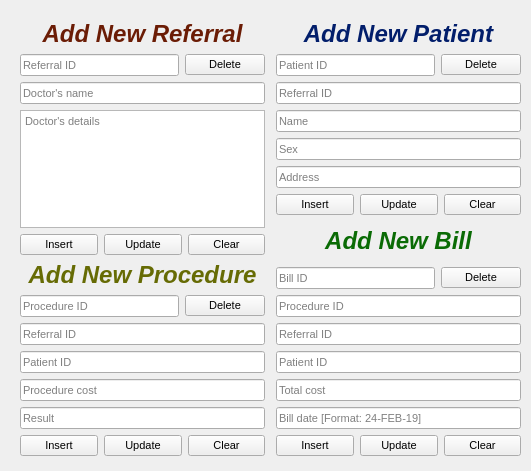
Old version of the form src/ui/MainWindow.ui in the repository Rizwan-Hasan/Hospital-Database-Management-System-Design.
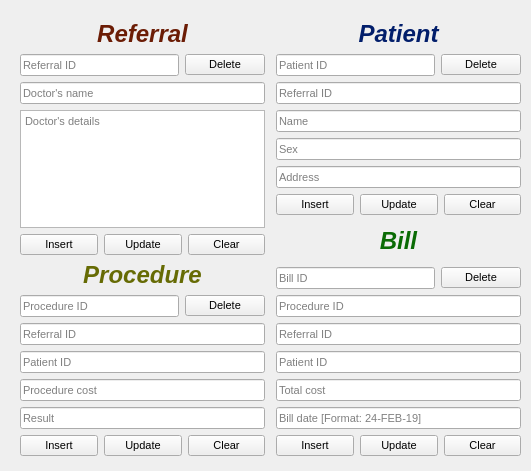
New version of the form. Icons and pictures are not drawn.

Patch:
```diff
--- a/src/ui/MainWindow.ui
+++ b/src/ui/MainWindow.ui
@@ -82,7 +82,7 @@
       <item>
        <widget class="QLabel" name="Patient_Table_2">
         <property name="text">
-         <string>&lt;html&gt;&lt;head/&gt;&lt;body&gt;&lt;p align=&quot;center&quot;&gt;&lt;span style=&quot; font-family:'Segoe UI'; font-size:18pt; font-weight:600; font-style:italic; color:#021e6b;&quot;&gt;Add New Patient&lt;/span&gt;&lt;/p&gt;&lt;/body&gt;&lt;/html&gt;</string>
+         <string>&lt;html&gt;&lt;head/&gt;&lt;body&gt;&lt;p align=&quot;center&quot;&gt;&lt;span style=&quot; font-family:'Segoe UI'; font-size:18pt; font-weight:600; font-style:italic; color:#021e6b;&quot;&gt;Patient&lt;/span&gt;&lt;/p&gt;&lt;/body&gt;&lt;/html&gt;</string>
         </property>
        </widget>
       </item>
@@ -186,7 +186,7 @@
       <item>
        <widget class="QLabel" name="Procedure_Label">
         <property name="text">
-         <string>&lt;html&gt;&lt;head/&gt;&lt;body&gt;&lt;p align=&quot;center&quot;&gt;&lt;span style=&quot; font-family:'Segoe UI'; font-size:18pt; font-weight:600; font-style:italic; color:#666b04;&quot;&gt;Add New Procedure&lt;/span&gt;&lt;/p&gt;&lt;/body&gt;&lt;/html&gt;</string>
+         <string>&lt;html&gt;&lt;head/&gt;&lt;body&gt;&lt;p align=&quot;center&quot;&gt;&lt;span style=&quot; font-family:'Segoe UI'; font-size:18pt; font-weight:600; font-style:italic; color:#666b04;&quot;&gt;Procedure&lt;/span&gt;&lt;/p&gt;&lt;/body&gt;&lt;/html&gt;</string>
         </property>
        </widget>
       </item>
@@ -293,7 +293,7 @@
       <item>
        <widget class="QLabel" name="Referral_Label">
         <property name="text">
-         <string>&lt;html&gt;&lt;head/&gt;&lt;body&gt;&lt;p align=&quot;center&quot;&gt;&lt;span style=&quot; font-family:'Segoe UI'; font-size:18pt; font-weight:600; font-style:italic; color:#6b1c05;&quot;&gt;Add New Referral&lt;/span&gt;&lt;/p&gt;&lt;/body&gt;&lt;/html&gt;</string>
+         <string>&lt;html&gt;&lt;head/&gt;&lt;body&gt;&lt;p align=&quot;center&quot;&gt;&lt;span style=&quot; font-family:'Segoe UI'; font-size:18pt; font-weight:600; font-style:italic; color:#6b1c05;&quot;&gt;Referral&lt;/span&gt;&lt;/p&gt;&lt;/body&gt;&lt;/html&gt;</string>
         </property>
        </widget>
       </item>
@@ -390,7 +390,7 @@
       <item>
        <widget class="QLabel" name="Bill_Label">
         <property name="text">
-         <string>&lt;html&gt;&lt;head/&gt;&lt;body&gt;&lt;p align=&quot;center&quot;&gt;&lt;span style=&quot; font-family:'Segoe UI'; font-size:18pt; font-weight:600; font-style:italic; color:#0a6b05;&quot;&gt;Add New Bill&lt;/span&gt;&lt;/p&gt;&lt;/body&gt;&lt;/html&gt;</string>
+         <string>&lt;html&gt;&lt;head/&gt;&lt;body&gt;&lt;p align=&quot;center&quot;&gt;&lt;span style=&quot; font-family:'Segoe UI'; font-size:18pt; font-weight:600; font-style:italic; color:#0a6b05;&quot;&gt;Bill&lt;/span&gt;&lt;/p&gt;&lt;/body&gt;&lt;/html&gt;</string>
         </property>
        </widget>
       </item>
```
